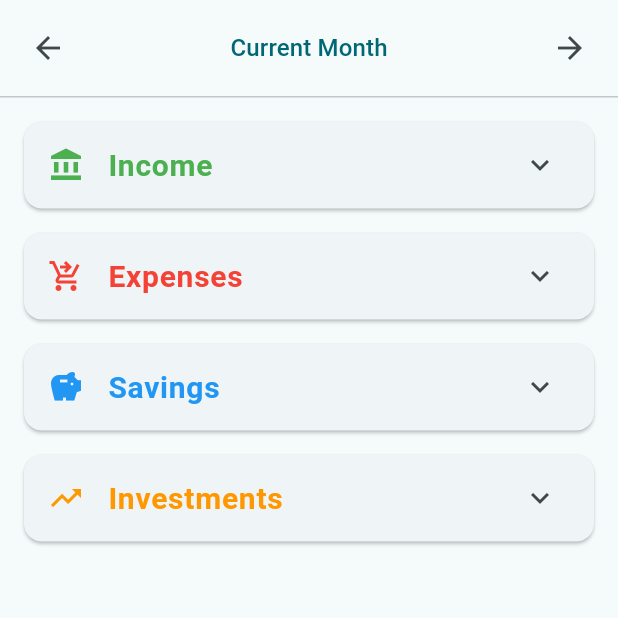
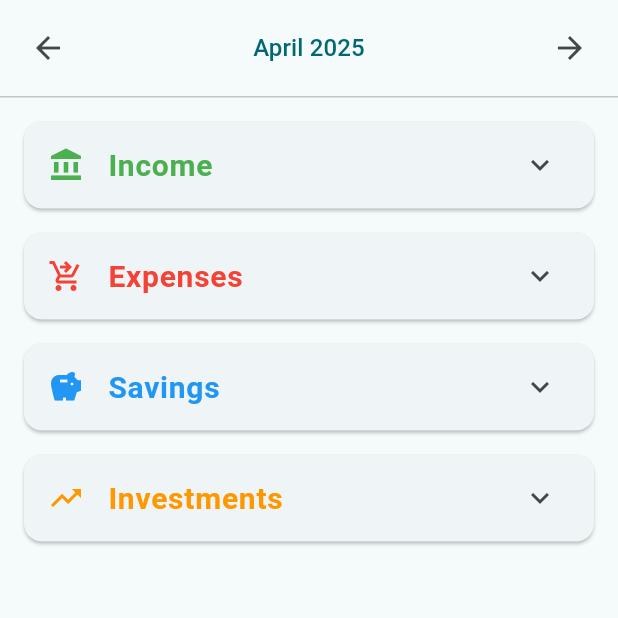
Before and after one commit to niklegault/ultimate_finance, a Flutter app: the screen it shows after launch, item 3 of the bottom bar chosen, after a tap on the "arrow back" icon, on a phone screen of 412 x 824 dp, the top half of it. Run offline on Flutter 3.47's test engine with Material 3 defaults, Android fonts, the phone set to English and light mode, and no system bars.

Commit message:
Fixed month selection

```diff
--- a/lib/screens/budget_screen.dart
+++ b/lib/screens/budget_screen.dart
@@ -24,6 +24,8 @@ class BudgetScreen extends StatefulWidget {
 }
 
 class _BudgetScreenState extends State<BudgetScreen> {
+  DateTime? _currentPeriod;
+
   late List<BudgetCategory> _incomeCategories;
   late List<BudgetCategory> _expenseCategories;
   late List<BudgetCategory> _savingCategories;
@@ -36,7 +38,14 @@ class _BudgetScreenState extends State<BudgetScreen> {
   @override
   void initState() {
     super.initState();
+    _currentPeriod = null;
     _filterCategorioes();
+  }
+
+  void _handlePeriodChange(DateTime? newPeriod) {
+    setState(() {
+      _currentPeriod = newPeriod;
+    });
   }
 
   void _filterCategorioes() {
@@ -189,8 +198,8 @@ class _BudgetScreenState extends State<BudgetScreen> {
         Padding(
           padding: const EdgeInsets.all(8.0),
           child: PeriodSelector(
-            selectedPeriod: null,
-            onPeriodChanged: (period) {},
+            selectedPeriod: _currentPeriod,
+            onPeriodChanged: _handlePeriodChange,
           ),
         ),
         const Divider(height: 1),
--- a/lib/widgets/period_selector.dart
+++ b/lib/widgets/period_selector.dart
@@ -20,24 +20,28 @@ class PeriodSelector extends StatelessWidget {
 
   void _previousMonth() {
     DateTime newPeriod;
-    if (selectedPeriod == null) {
-      final now = DateTime.now();
-      newPeriod = DateTime(now.year, now.month - 1);
+    final now = DateTime.now();
+    DateTime referenceDate = selectedPeriod ?? DateTime(now.year, now.month, 1);
+    newPeriod = DateTime(referenceDate.year, referenceDate.month - 1, 1);
+
+    if (newPeriod.year == now.year && newPeriod.month == now.month) {
+      onPeriodChanged(null);
     } else {
-      newPeriod = DateTime(selectedPeriod!.year, selectedPeriod!.month - 1);
+      onPeriodChanged(newPeriod);
     }
-    onPeriodChanged(newPeriod);
   }
 
   void _nextMonth() {
     DateTime newPeriod;
-    if (selectedPeriod == null) {
-      final now = DateTime.now();
-      newPeriod = DateTime(now.year, now.month + 1);
+    final now = DateTime.now();
+    DateTime referenceDate = selectedPeriod ?? DateTime(now.year, now.month, 1);
+    newPeriod = DateTime(referenceDate.year, referenceDate.month + 1, 1);
+
+    if (newPeriod.year == now.year && newPeriod.month == now.month) {
+      onPeriodChanged(null);
     } else {
-      newPeriod = DateTime(selectedPeriod!.year, selectedPeriod!.month + 1);
+      onPeriodChanged(newPeriod);
     }
-    onPeriodChanged(newPeriod);
   }
 
   Future<void> _selectPeriod(BuildContext context) async {
@@ -87,7 +91,7 @@ class PeriodSelector extends StatelessWidget {
         TextButton(
           onPressed: () => _selectPeriod(context),
           child: Text(
-            _displayMonthYear(selectedPeriod),
+            displayPeriod,
             style: TextStyle(
               fontSize: 16,
               color: Theme.of(context).colorScheme.primary,
```
